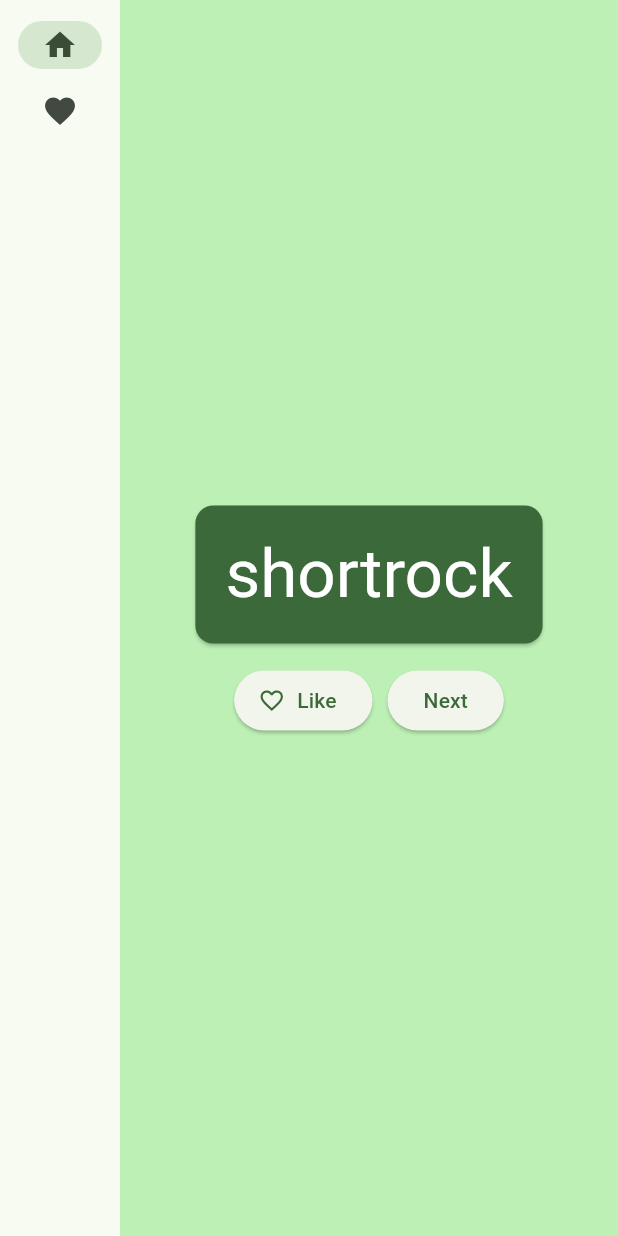
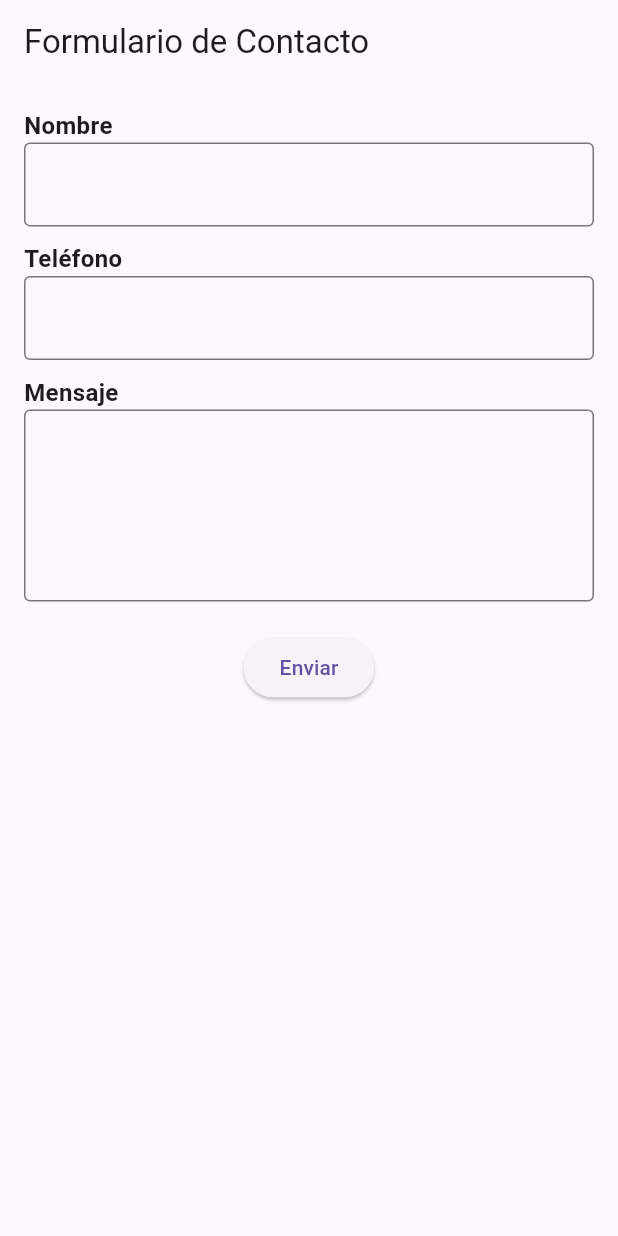
Before and after one commit to Zonoxply29/forms_flutter, a Flutter app: the screen it shows after launch, on a phone screen of 412 x 824 dp. Run offline on Flutter 3.47's test engine with Material 3 defaults, Android fonts, the phone set to English and light mode, and no system bars.

Commit message:
Agregando los formularios de contacto

```diff
--- /dev/null
+++ b/devtools_options.yaml
@@ -0,0 +1,3 @@
+description: This file stores settings for Dart & Flutter DevTools.
+documentation: https://docs.flutter.dev/tools/devtools/extensions#configure-extension-enablement-states
+extensions:
--- a/lib/main.dart
+++ b/lib/main.dart
@@ -1,205 +1,103 @@
-import 'package:english_words/english_words.dart';
 import 'package:flutter/material.dart';
-import 'package:provider/provider.dart';
+import 'package:flutter_web_plugins/flutter_web_plugins.dart';
+import 'dart:ui' as ui;
 
 void main() {
+  setUrlStrategy(PathUrlStrategy());
   runApp(MyApp());
 }
 
 class MyApp extends StatelessWidget {
-  const MyApp({super.key});
-
   @override
   Widget build(BuildContext context) {
-    return ChangeNotifierProvider(
-      create: (context) => MyAppState(),
-      child: MaterialApp(
-        title: 'Namer App',
-        theme: ThemeData(
-          useMaterial3: true,
-          colorScheme: ColorScheme.fromSeed(seedColor: Colors.green),
-        ),
-        home: MyHomePage(),
-      ),
+    return MaterialApp(
+      debugShowCheckedModeBanner: false,
+      home: ContactForm(),
     );
   }
 }
 
-class MyAppState extends ChangeNotifier {
-  var current = WordPair.random();
-  void getNext() {
-    current = WordPair.random();
-    notifyListeners();
-  }
-
-  var favorites = <WordPair>[];
-
-  void toggleFavorite() {
-    if (favorites.contains(current)) {
-      favorites.remove(current);
-    } else {
-      favorites.add(current);
-    }
-    notifyListeners();
-  }
+class ContactForm extends StatefulWidget {
+  @override
+  _ContactFormState createState() => _ContactFormState();
 }
 
-class MyHomePage extends StatefulWidget {
-  @override
-  State<MyHomePage> createState() => _MyHomePageState();
-}
+class _ContactFormState extends State<ContactForm> {
+  final _formKey = GlobalKey<FormState>();
+  final TextEditingController _nameController = TextEditingController();
+  final TextEditingController _phoneController = TextEditingController();
+  final TextEditingController _messageController = TextEditingController();
 
-class _MyHomePageState extends State<MyHomePage> {
-  var selectedIndex = 0;
+  void _submitForm() {
+    if (_formKey.currentState!.validate()) {
+      String name = _nameController.text;
+      String phone = _phoneController.text;
+      String message = _messageController.text;
+
+      print("Nombre: $name");
+      print("Teléfono: $phone");
+      print("Mensaje: $message");
+
+      ScaffoldMessenger.of(context).showSnackBar(
+        SnackBar(content: Text('Formulario enviado con éxito')),
+      );
+
+      _nameController.clear();
+      _phoneController.clear();
+      _messageController.clear();
+    }
+  }
 
   @override
   Widget build(BuildContext context) {
-    Widget page;
-    switch (selectedIndex) {
-      case 0:
-        page = GeneratorPage();
-        break;
-      case 1:
-        page = Placeholder();
-        break;
-      default:
-        throw UnimplementedError('no widget for $selectedIndex');
-    }
-
-    return LayoutBuilder(builder: (context, constraints) {
-      return Scaffold(
-        body: Row(
-          children: [
-            SafeArea(
-              child: NavigationRail(
-                extended: constraints.maxWidth >= 600,
-                destinations: [
-                  NavigationRailDestination(
-                    icon: Icon(Icons.home),
-                    label: Text('Home'),
-                  ),
-                  NavigationRailDestination(
-                    icon: Icon(Icons.favorite),
-                    label: Text('Favorites'),
-                  ),
-                ],
-                selectedIndex: selectedIndex,
-                onDestinationSelected: (value) {
-                  setState(() {
-                    selectedIndex = value;
-                  });
-                },
+    return Scaffold(
+      appBar: AppBar(title: Text('Formulario de Contacto')),
+      body: Padding(
+        padding: EdgeInsets.all(16.0),
+        child: Form(
+          key: _formKey,
+          child: Column(
+            crossAxisAlignment: CrossAxisAlignment.start,
+            children: [
+              Text('Nombre',
+                  style: TextStyle(fontSize: 16, fontWeight: FontWeight.bold)),
+              TextFormField(
+                controller: _nameController,
+                decoration: InputDecoration(border: OutlineInputBorder()),
+                validator: (value) =>
+                    value!.isEmpty ? 'Ingrese su nombre' : null,
               ),
-            ),
-            Expanded(
-              child: Container(
-                color: Theme.of(context).colorScheme.primaryContainer,
-                child: page,
+              SizedBox(height: 10),
+              Text('Teléfono',
+                  style: TextStyle(fontSize: 16, fontWeight: FontWeight.bold)),
+              TextFormField(
+                controller: _phoneController,
+                keyboardType: TextInputType.phone,
+                decoration: InputDecoration(border: OutlineInputBorder()),
+                validator: (value) =>
+                    value!.isEmpty ? 'Ingrese su número de teléfono' : null,
               ),
-            ),
-          ],
-        ),
-      );
-    });
-  }
-}
-
-class GeneratorPage extends StatelessWidget {
-  @override
-  Widget build(BuildContext context) {
-    var appState = context.watch<MyAppState>();
-    var pair = appState.current;
-
-    IconData icon;
-    if (appState.favorites.contains(pair)) {
-      icon = Icons.favorite;
-    } else {
-      icon = Icons.favorite_border;
-    }
-
-    return Center(
-      child: Column(
-        mainAxisAlignment: MainAxisAlignment.center,
-        children: [
-          BigCard(pair: pair),
-          SizedBox(height: 10),
-          Row(
-            mainAxisSize: MainAxisSize.min,
-            children: [
-              ElevatedButton.icon(
-                onPressed: () {
-                  appState.toggleFavorite();
-                },
-                icon: Icon(icon),
-                label: Text('Like'),
+              SizedBox(height: 10),
+              Text('Mensaje',
+                  style: TextStyle(fontSize: 16, fontWeight: FontWeight.bold)),
+              TextFormField(
+                controller: _messageController,
+                maxLines: 4,
+                decoration: InputDecoration(border: OutlineInputBorder()),
+                validator: (value) =>
+                    value!.isEmpty ? 'Ingrese su mensaje' : null,
               ),
-              SizedBox(width: 10),
-              ElevatedButton(
-                onPressed: () {
-                  appState.getNext();
-                },
-                child: Text('Next'),
+              SizedBox(height: 20),
+              Center(
+                child: ElevatedButton(
+                  onPressed: _submitForm,
+                  child: Text('Enviar'),
+                ),
               ),
             ],
           ),
-        ],
-      ),
-    );
-  }
-}
-
-class BigCard extends StatelessWidget {
-  const BigCard({
-    super.key,
-    required this.pair,
-  });
-
-  final WordPair pair;
-
-  @override
-  Widget build(BuildContext context) {
-    final theme = Theme.of(context);
-    final style = theme.textTheme.displayMedium!.copyWith(
-      color: theme.colorScheme.onPrimary,
-    );
-    return Card(
-      color: theme.colorScheme.primary,
-      child: Padding(
-        padding: const EdgeInsets.all(20),
-        child: Text(
-          pair.asLowerCase,
-          style: style,
-          semanticsLabel: "${pair.first} ${pair.second}",
         ),
       ),
     );
   }
 }
-
-class FavoritesPage extends StatelessWidget {
-  @override
-  Widget build(BuildContext context) {
-    var appState = context.watch<MyAppState>();
-
-    if (appState.favorites.isEmpty) {
-      return Center(
-        child: Text('No favorites yet.'),
-      );
-    }
-
-    return ListView(
-      children: [
-        Padding(
-          padding: const EdgeInsets.all(20),
-          child: Text('You have '
-              '${appState.favorites.length} favorites:'),
-        ),
-        for (var pair in appState.favorites)
-          ListTile(
-            leading: Icon(Icons.favorite),
-            title: Text(pair.asLowerCase),
-          ),
-      ],
-    );
-  }
-}
--- a/pubspec.yaml
+++ b/pubspec.yaml
@@ -12,6 +12,9 @@ dependencies:
   flutter:
     sdk: flutter
 
+  flutter_web_plugins:
+    sdk: flutter
+
   english_words: ^4.0.0
   provider: ^6.0.0
 
```
Also changed, not shown: pubspec.lock.
